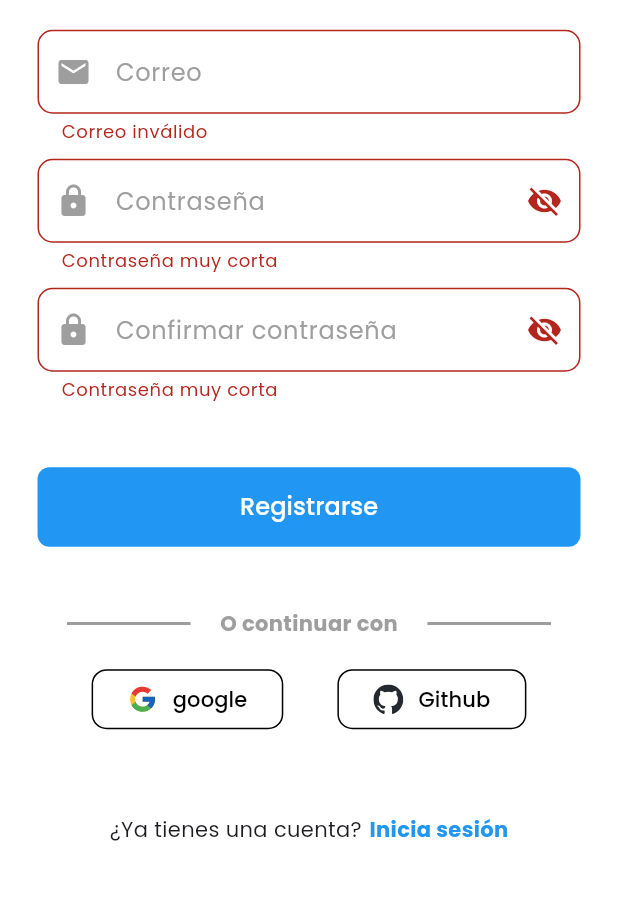
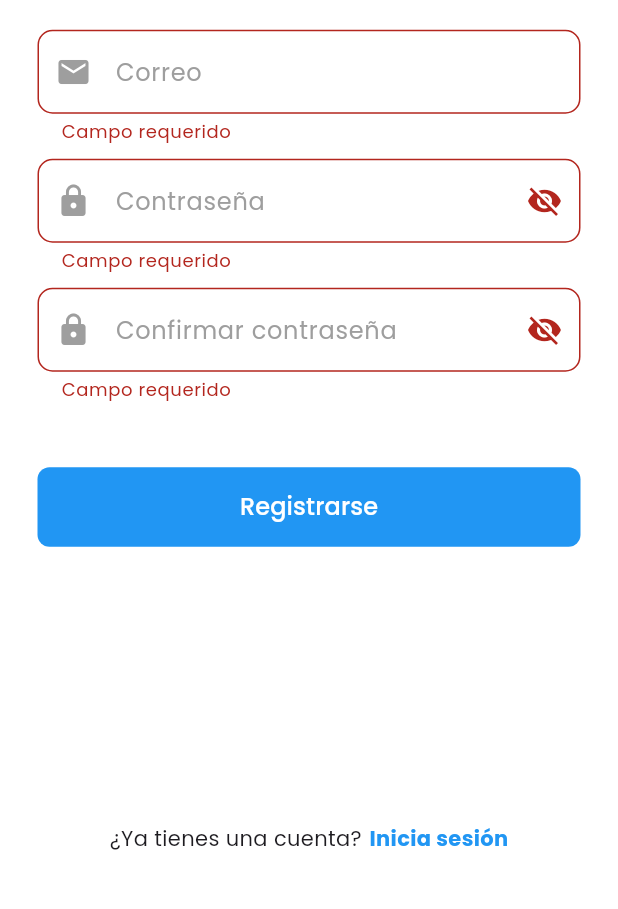
Before and after one commit to AdelSuarez/voiture-app, a Flutter app: the RegisterScreen screen opened by its route, after a tap on "Registrarse", on a phone screen of 412 x 824 dp, the part 213-1122 px from its top. Run offline on Flutter 3.47's test engine with Material 3 defaults, Android fonts, the phone set to English and light mode, and no system bars; our stand-ins replace firebase_auth, firebase_core, flutter_svg, google_fonts, google_sign_in; accounts and stored records are empty.

Commit message:
update code

```diff
--- a/lib/providers/register_provider.dart
+++ b/lib/providers/register_provider.dart
@@ -1,4 +1,6 @@
 import 'package:flutter/material.dart';
+import 'package:manager_car/api/authentication.dart';
+import 'package:manager_car/widgets/show_message.dart';
 
 class RegisterProvider extends ChangeNotifier {
   static bool _isObscure = true;
@@ -35,11 +37,10 @@ class RegisterProvider extends ChangeNotifier {
       _math = false;
       if (passwordController.text != confirmPasswordController.text) {
         /// Show snackbar if passwords do not match
-        ScaffoldMessenger.of(context).showSnackBar(
-          const SnackBar(
-            content: Center(child: Text('Las contraseñas no coinciden')),
-          ),
-        );
+        showMessage(
+            context: context,
+            message: 'Las contraseñas no coinciden',
+            color: Colors.red);
         toggleMath();
         return;
       } else if (passwordController.text == confirmPasswordController.text) {
@@ -47,8 +48,17 @@ class RegisterProvider extends ChangeNotifier {
         notifyListeners();
       }
 
-      print(
-          'Email: ${emailController.text} - Password: ${passwordController.text} - Confirm Password: ${confirmPasswordController.text}');
+      Authentication().registerUser(
+        email: emailController.text,
+        password: passwordController.text,
+        context: context,
+        onSuccess: () {
+          clearInputs();
+          Navigator.pushNamed(context, 'home');
+        },
+        showMessage: (message, color) =>
+            showMessage(context: context, message: message, color: color),
+      );
     }
   }
 
--- a/lib/routes/app_routes.dart
+++ b/lib/routes/app_routes.dart
@@ -3,7 +3,7 @@ import 'package:flutter/material.dart';
 import '../screens/screens.dart';
 
 class AppRoutes {
-  static const initialRoute = 'home';
+  static const initialRoute = 'login';
 
   static Map<String, Widget Function(BuildContext)> routes = {
     'login': (context) => const LoginScreen(),
--- a/lib/screens/login/register_screen.dart
+++ b/lib/screens/login/register_screen.dart
@@ -68,9 +68,10 @@ class RegisterScreen extends StatelessWidget {
                   },
                   text: 'Registrarse',
                 ),
-                SizedBox(height: size.height * 0.05),
-                OtherAuthentication(size: size),
-                SizedBox(height: size.height * 0.04),
+                SizedBox(height: size.height * 0.20),
+                // SizedBox(height: size.height * 0.05),
+                // OtherAuthentication(size: size),
+                // SizedBox(height: size.height * 0.04),
                 // const SizedBox(height: 2),
                 FooterAuthentication(
                   message: '¿Ya tienes una cuenta?',
--- a/lib/widgets/custom_textfield.dart
+++ b/lib/widgets/custom_textfield.dart
@@ -63,7 +63,7 @@ class CustomTextField extends StatelessWidget {
           hintStyle: const TextStyle(color: Colors.grey),
         ),
         validator: (value) {
-          if (value == null) return 'Campo requerido';
+          if (value!.isEmpty) return 'Campo requerido';
           if (isPassword == true && value.length < 6) {
             return 'Contraseña muy corta';
           } else if (isPassword == false && !value.contains('@')) {
--- a/lib/widgets/other_authentication.dart
+++ b/lib/widgets/other_authentication.dart
@@ -1,4 +1,6 @@
 import 'package:flutter/material.dart';
+import 'package:manager_car/api/authentication.dart';
+import 'package:manager_car/widgets/show_message.dart';
 import 'package:manager_car/widgets/widgets.dart';
 
 class OtherAuthentication extends StatelessWidget {
@@ -19,9 +21,20 @@ class OtherAuthentication extends StatelessWidget {
           mainAxisAlignment: MainAxisAlignment.spaceEvenly,
           children: [
             CustomButtonIcon(
-                title: 'google', onPressed: () {}, icon: 'google_icon'),
-            CustomButtonIcon(
-                title: 'Github', onPressed: () {}, icon: 'github_icon'),
+                title: 'google',
+                onPressed: () {
+                  Authentication().loginWithGoogle(
+                    context: context,
+                    onSuccess: () {
+                      Navigator.pushNamed(context, 'home');
+                    },
+                    showMessage: (message, color) => showMessage(
+                        context: context, message: message, color: color),
+                  );
+                },
+                icon: 'google_icon'),
+            // CustomButtonIcon(
+            //     title: 'Github', onPressed: () {}, icon: 'github_icon'),
           ],
         ),
       ],
--- a/pubspec.yaml
+++ b/pubspec.yaml
@@ -37,6 +37,10 @@ dependencies:
   provider: ^6.1.2
   google_fonts: ^5.0.0
   flutter_svg: ^1.0.0
+  change_app_package_name: ^1.4.0
+  firebase_core: ^3.9.0
+  firebase_auth: ^5.3.4
+  google_sign_in: ^6.2.2
 
 dev_dependencies:
   flutter_test:
```
Also changed, not shown: lib/api/authentication.dart (added, +92 -0 lines), lib/main.dart (+9 -1 lines), lib/providers/login_provider.dart (+12 -2 lines), lib/screens/login/login_screen.dart (+4 -3 lines), lib/widgets/show_message.dart (added, +14 -0 lines), firebase.json (added), lib/firebase_options.dart (added), pubspec.lock, 9 other files.
